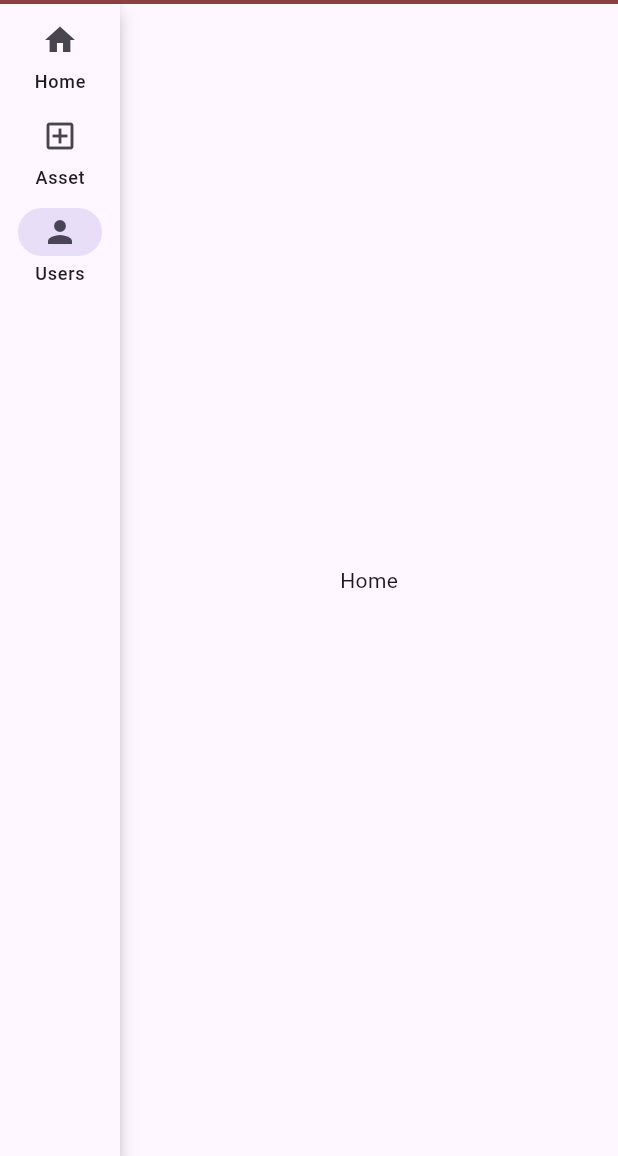
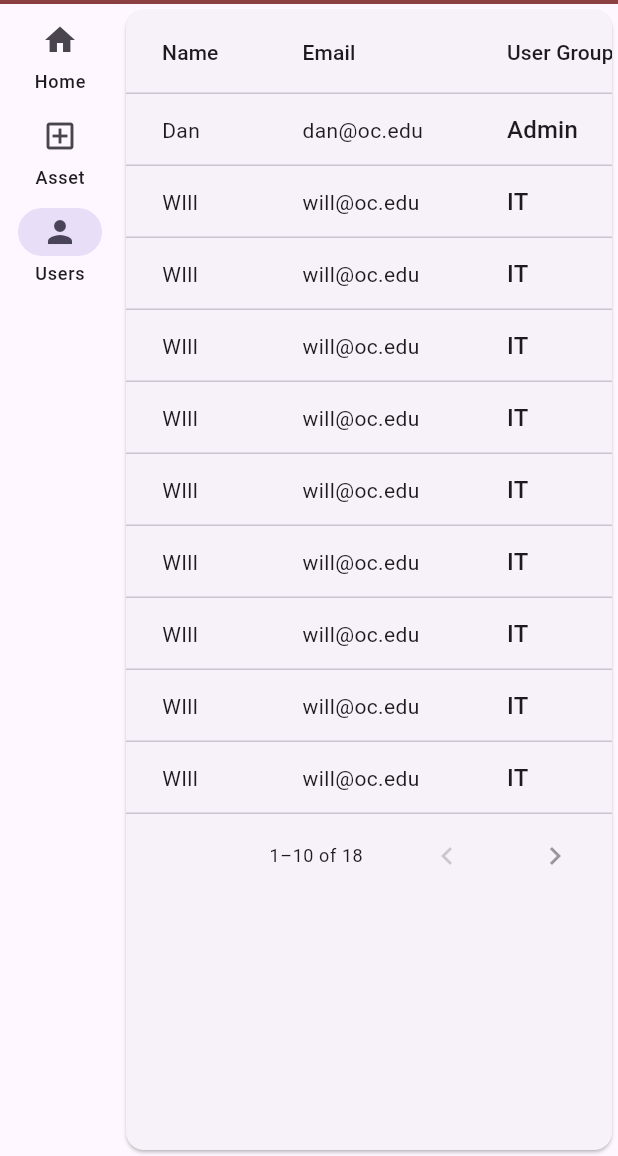
Before and after one commit to ItzWillz/SEV_F_AssestM, a Flutter app: the Landing screen opened directly, after a tap on the "menu" icon, after a tap on "Asset", after a tap on "Users", on a phone screen of 412 x 824 dp, the part 80-1236 px from its top. Run offline on Flutter 3.47's test engine with Material 3 defaults, Android fonts, the phone set to English and light mode, and no system bars; our stand-ins replace cloud_firestore, firebase_auth, firebase_core, google_sign_in; missing offline and left inert: dart:html; accounts and stored records are empty; statements that could not run were skipped.

Commit message:
DataTable_UserVersion

```diff
--- a/lib/landing.dart
+++ b/lib/landing.dart
@@ -1,4 +1,5 @@
 import 'package:flutter/material.dart';
+import 'package:ocassetmanagement/pages/all_users_page.dart';
 import 'package:ocassetmanagement/pages/asset_page.dart';
 
 import 'pages/home_page.dart';
@@ -56,6 +57,8 @@ class _LandingState extends State<Landing> {
   Widget _mainContent() {
     if (_selectedIndex == 1) {
       return AssetPage();
+    } else if (_selectedIndex == 2) {
+      return AllUsersPage();
     }
 
     return HomePage();
--- a/lib/main.dart
+++ b/lib/main.dart
@@ -49,7 +49,8 @@ class MyApp extends StatelessWidget {
       theme: ThemeData(
         primarySwatch: Colors.blue,
       ),
-      home: Provider.of<LoggedUserNotifier>(context).isLoggedIn ? Landing() : TempWebAuthPage(),
+      home: Landing(),
+      // home: Provider.of<LoggedUserNotifier>(context).isLoggedIn ? Landing() : TempWebAuthPage(),
     );
   }
 }
--- /dev/null
+++ b/lib/pages/all_users_page.dart
@@ -0,0 +1,12 @@
+import 'package:flutter/material.dart';
+
+import '../widgets/data_table.dart';
+
+class AllUsersPage extends StatelessWidget {
+  const AllUsersPage({super.key});
+
+  @override
+  Widget build(BuildContext context) {
+    return Material(child: AssetDataTable());
+  }
+}
--- /dev/null
+++ b/lib/widgets/data_table.dart
@@ -0,0 +1,168 @@
+import 'dart:html';
+
+import 'package:flutter/material.dart';
+// import 'package:reflectable/reflectable.dart';
+// import 'main.reflectable.dart';
+
+/// Flutter code sample for [PaginatedDataTable].
+
+class MyDataSource extends DataTableSource {
+  @override
+  int get rowCount => admins.length;
+
+  @override
+  DataRow? getRow(int index) {
+    final row = admins[index];
+    return DataRow(cells: [
+      DataCell(Text(row.name)),
+      DataCell(Text(row.email)),
+      DataCell(
+        DropdownButton<String>(
+          value: row.userGroup,
+          items: <String>[
+            'Admin',
+            'IT',
+            'Support Central',
+            'Maintenance',
+          ].map((String value) {
+            return DropdownMenuItem<String>(
+              value: value,
+              child: Text(value),
+            );
+          }).toList(),
+          onChanged: (value) {
+            if (value != null) {
+              row.userGroup = value;
+              notifyListeners();
+            }
+          },
+        ),
+      ),
+      DataCell(Text(row.schoolId)),
+    ]);
+  }
+
+  @override
+  bool get isRowCountApproximate => false;
+
+  @override
+  int get selectedRowCount => 0;
+}
+
+final DataTableSource dataSource = MyDataSource();
+
+class AssetDataTable extends StatelessWidget {
+  const AssetDataTable({super.key});
+
+  @override
+  Widget build(BuildContext context) {
+    return PaginatedDataTable(
+      columns: Admin.toDataColumn(),
+      source: dataSource,
+    );
+  }
+}
+
+final admins = [
+  Admin(
+      name: 'Dan', email: 'dan@oc.edu', schoolId: '234897', userGroup: 'Admin'),
+  Admin(
+      name: 'WIll', email: 'will@oc.edu', schoolId: '2348973', userGroup: 'IT'),
+  Admin(
+      name: 'WIll', email: 'will@oc.edu', schoolId: '2348973', userGroup: 'IT'),
+  Admin(
+      name: 'WIll', email: 'will@oc.edu', schoolId: '2348973', userGroup: 'IT'),
+  Admin(
+      name: 'WIll', email: 'will@oc.edu', schoolId: '2348973', userGroup: 'IT'),
+  Admin(
+      name: 'WIll', email: 'will@oc.edu', schoolId: '2348973', userGroup: 'IT'),
+  Admin(
+      name: 'WIll', email: 'will@oc.edu', schoolId: '2348973', userGroup: 'IT'),
+  Admin(
+      name: 'WIll', email: 'will@oc.edu', schoolId: '2348973', userGroup: 'IT'),
+  Admin(
+      name: 'WIll', email: 'will@oc.edu', schoolId: '2348973', userGroup: 'IT'),
+  Admin(
+      name: 'WIll', email: 'will@oc.edu', schoolId: '2348973', userGroup: 'IT'),
+  Admin(
+      name: 'WIll', email: 'will@oc.edu', schoolId: '2348973', userGroup: 'IT'),
+  Admin(
+      name: 'WIll', email: 'will@oc.edu', schoolId: '2348973', userGroup: 'IT'),
+  Admin(
+      name: 'WIll', email: 'will@oc.edu', schoolId: '2348973', userGroup: 'IT'),
+  Admin(
+      name: 'WIll', email: 'will@oc.edu', schoolId: '2348973', userGroup: 'IT'),
+  Admin(
+      name: 'WIll', email: 'will@oc.edu', schoolId: '2348973', userGroup: 'IT'),
+  Admin(
+      name: 'WIll', email: 'will@oc.edu', schoolId: '2348973', userGroup: 'IT'),
+  Admin(
+      name: 'WIll', email: 'will@oc.edu', schoolId: '2348973', userGroup: 'IT'),
+  Admin(
+      name: 'Andrew',
+      email: 'andrew@oc.edu',
+      schoolId: '248973',
+      userGroup: 'Maintenance'),
+];
+
+class Admin {
+  Admin(
+      {required this.name,
+      required this.email,
+      required this.schoolId,
+      required this.userGroup});
+
+  static const columns = {'name': 'Name'};
+
+  String name;
+  String email;
+  String schoolId;
+  String userGroup;
+
+  static List<DataColumn> toDataColumn() => [
+        'Name',
+        'Email',
+        'User Group',
+        'School ID'
+      ].map<DataColumn>((label) => DataColumn(label: Text(label))).toList();
+
+  DataRow? toDataRow() {
+    return DataRow(cells: [
+      DataCell(Text(name)),
+      DataCell(Text(email)),
+      DataCell(
+        DropdownButton<String>(
+          value: userGroup,
+          items: <String>[
+            'Admin',
+            'IT',
+            'Support Central',
+            'Maintenance',
+          ].map((String value) {
+            return DropdownMenuItem<String>(
+              value: value,
+              child: Text(value),
+            );
+          }).toList(),
+          onChanged: (value) {
+            if (value != null) {
+              userGroup = value;
+            }
+          },
+        ),
+      ),
+      DataCell(Text(schoolId)),
+    ]);
+  }
+
+  //   DataColumn(
+  //     label: Text(),
+  //   ),
+  //   DataColumn(
+  //     label: Text(),
+  //   ),
+  //   DataColumn(
+  //     label: Text(),
+  //   ),
+  // ];
+}
--- a/pubspec.yaml
+++ b/pubspec.yaml
@@ -43,6 +43,7 @@ dependencies:
   shared_preferences: ^2.2.2
   easy_dynamic_theme: ^2.3.1
   uuid: ^4.1.0
+  reflectable: ^4.0.5
 
 dev_dependencies:
   flutter_test:
```
Also changed, not shown: pubspec.lock.
